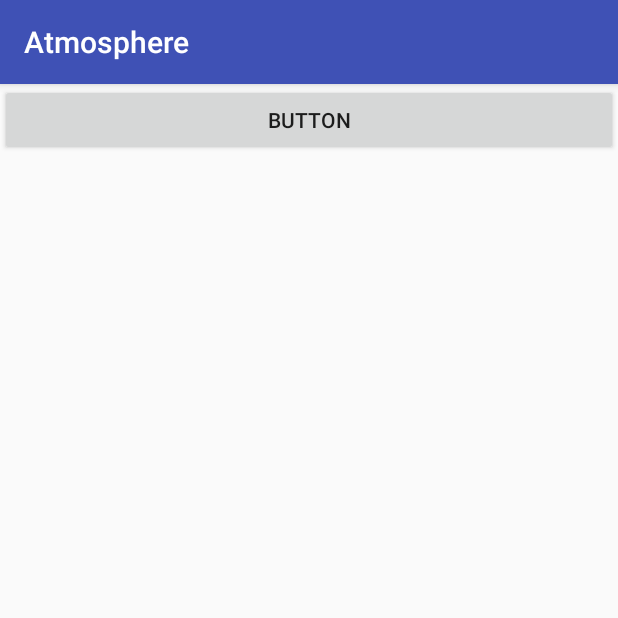
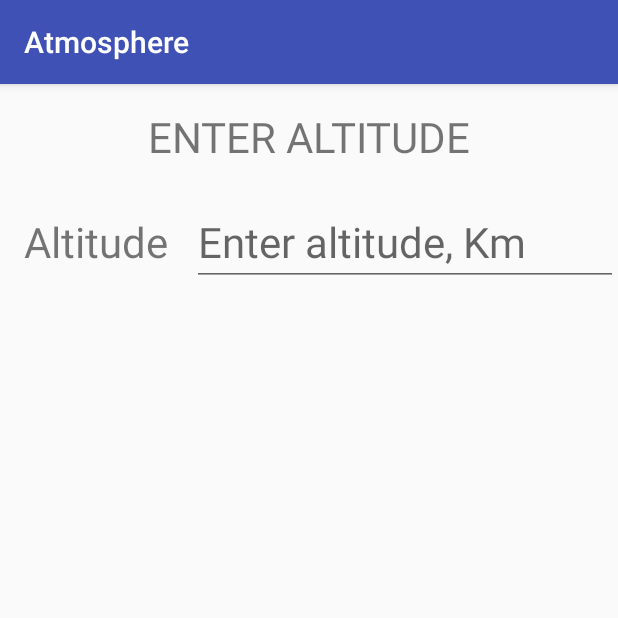
Before and after one commit to since85stas/Atmosphere02, an Android app: the screen it shows after launch (MainActivity), after a tap on "Calculate", on a phone screen of 412 x 824 dp, the top half of it. Run offline under Robolectric (Android 15) with nearby library versions, the phone set to English and light mode, and no system bars; libraries missing offline, so code that uses them is left out: java.lang.

Commit message:
Editting Atmosphere class, change Calculate.xml

```diff
--- a/app/src/main/java/com/batura/stas/atmosphere/Atmosphere.java
+++ b/app/src/main/java/com/batura/stas/atmosphere/Atmosphere.java
@@ -12,26 +12,43 @@ public class Atmosphere  {
     private double mHeight;
     private double mMachNumber;
     private double mPressure;
-    private double mtempreture;
+    private double mTempreture;
     private double mDensity;
     private static final String TAG = "AtmosphereClass";
-    private double cp = 0;
-    private int nInter = 1000;
+    private final int nInter = 1000; //
+
 
     public Atmosphere() {
     }
 
-    public Atmosphere (double Height, double machNumber){
-        mHeight = Height;
+    public Atmosphere (double height, double machNumber){
+        mHeight = height;
         mMachNumber = machNumber;
+        /* Defining parametres of earth atmosphere*/
+        final double gravity = 9.807;
+        final double airConst = 287;
+        final double radiusPlanet = 6356767;
+        double heightZones [] = {0,11019,20063,32162,47350,51412,71802,86152};
+        double pressureZones [] = {101325,22632,5474.9,858.01,110.91,66.938,3.9564,0.37338};
+        double tempretureZones[]={288.15,216.65,216.65,228.65,270.65,270.65,214.65,186.65};
+        double bParamZones[]    = {-0.0065,-0.0065,0,0.001,0.0028,-0.0028,-0.002,0};
 
+        int i = 0;
+        while (height >= heightZones[i] )i++ ;
+        i--;
+        double heightG0 = radiusPlanet*heightZones[i]/(radiusPlanet+heightZones[i]);
+        double heightG = radiusPlanet*height/(radiusPlanet+height);
+
+        mTempreture = tempretureZones[i] +bParamZones[i+1]*(heightG-heightG0);
+        mPressure = pressureZones[i] * Math.exp(-gravity*(heightG-heightG0)/airConst/tempretureZones[i]);
+        mDensity  = pressureZones[i]/airConst/tempretureZones[i];
 
     }
 
     private double findCp (double temp) {
         // @findCp function to calculate air Cp parameter
         // Definition of common aproximation values
-        //double cp;
+        double cpFunction;
         int polynomDegree = 8;
         double tempLimit1 = 100;
         double tempLimit2 = 1000;
@@ -52,25 +69,39 @@ public class Atmosphere  {
         if (BuildConfig.DEBUG) {
             Log.d(TAG, "findCp: polynom array "+a);
         }
+        cpFunction = 0;
         for(int i=0 ; i <polynomDegree; i++) {
-            cp = cp + a[i]*Math.pow(temp0,i);
-
+            cpFunction = cpFunction + a[i]*Math.pow(temp0,i);
         }
-    return (cp);
+        return (cpFunction);
     }
 
-    private double findEnthalpy (double temp){
-        double enthalpySum = 0;
+    public double findEnthalpy (double temp){
+        double enthalpyFunction = 0;
         double dT = temp/nInter;
         double temp0 = 0;
 
         double cp1 = findCp(temp0);
         for(int i=0;i<nInter;i++){
-            temp0 = temp0*i*dT ;
+            temp0 = temp0+dT ;
+            double cp2 = findCp(temp0);
+            enthalpyFunction = enthalpyFunction + (cp1 +cp2)*dT/2;
+            cp1 = cp2;
         }
-        double enthalpy = enthalpySum;
-        return(enthalpy);
+        //double enthalpy = enthalpySum;
+        return(enthalpyFunction);
     }
 
 
+    public double getPressure() {
+        return mPressure;
+    }
+
+    public double getTempreture() {
+        return mTempreture;
+    }
+
+    public double getDensity() {
+        return mDensity;
+    }
 }
--- a/app/src/main/java/com/batura/stas/atmosphere/MainActivity.java
+++ b/app/src/main/java/com/batura/stas/atmosphere/MainActivity.java
@@ -15,7 +15,7 @@ public class MainActivity extends AppCompatActivity {
         //open main activity
 
         Atmosphere atm = new Atmosphere();
-        //double cpTest = atm.findCp(300);
+        double cpTest = atm.findEnthalpy(300);
         TextView calculateTextView = (TextView) findViewById(R.id.calculate_text);
         calculateTextView.setOnClickListener(new View.OnClickListener() {
             @Override
--- a/app/src/main/res/layout/calculate_activity.xml
+++ b/app/src/main/res/layout/calculate_activity.xml
@@ -7,10 +7,34 @@
     android:orientation="vertical"
     tools:context="com.batura.stas.atmosphere.CalculateActivity">
 
-    <Button
-        android:id="@+id/button"
+    <TextView
         android:layout_width="match_parent"
         android:layout_height="wrap_content"
-        android:text="Button"
-        />
+        android:text="@string/calcAltActivName"
+        android:gravity="center"
+        android:textAllCaps="true"
+        android:textSize="28sp"
+        android:padding="16dp"
+        android:fontFamily="sans-serif"/>
+    <LinearLayout
+        android:layout_width="match_parent"
+        android:layout_height="wrap_content"
+        android:orientation="horizontal">
+        <TextView
+            android:layout_width="wrap_content"
+            android:layout_height="wrap_content"
+            android:text="Altitude"
+            android:textSize="28sp"
+            android:padding="16dp"/>
+
+        <EditText
+            android:id="@+id/altitudeInput"
+            android:layout_width="wrap_content"
+            android:layout_height="wrap_content"
+            android:layout_weight="1"
+            android:ems="10"
+            android:textSize="28sp"
+            android:hint="Enter altitude, Km"
+            android:inputType="number" />
+    </LinearLayout>
 </LinearLayout>
--- a/app/src/main/res/values/strings.xml
+++ b/app/src/main/res/values/strings.xml
@@ -2,4 +2,5 @@
     <string name="app_name">Atmosphere</string>
     <string name="calculate">Calculate</string>
     <string name="Description">Description</string>
+    <string name="calcAltActivName">enter altitude</string>
 </resources>
```
